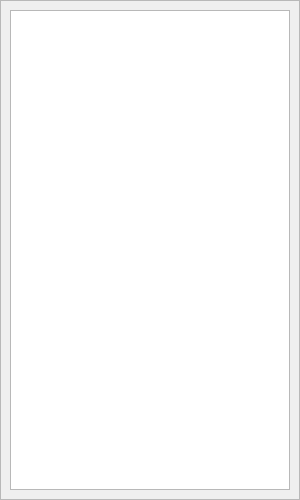
This is src/gui-qt/resources/resourcestreedock.ui in undisbeliever/untech-editor as Qt 5 draws it before an edit. The edited form follows.
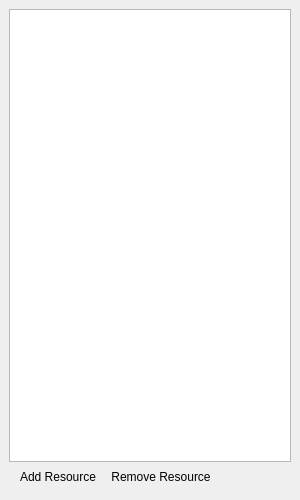
This is the edited form. Icons and pictures are not drawn.

Commit message: Add and Remove ResourceItems in the Resources GUI

Diff of the .ui file:
```diff
--- a/src/gui-qt/resources/resourcestreedock.ui
+++ b/src/gui-qt/resources/resourcestreedock.ui
@@ -18,56 +18,11 @@
   </property>
   <widget class="QWidget" name="dockWidgetContents">
    <layout class="QVBoxLayout" name="verticalLayout">
-    <property name="leftMargin">
+    <property name="spacing">
      <number>0</number>
     </property>
-    <property name="topMargin">
-     <number>0</number>
-    </property>
-    <property name="rightMargin">
-     <number>0</number>
-    </property>
-    <property name="bottomMargin">
-     <number>0</number>
-    </property>
-    <item>
-     <widget class="QScrollArea" name="scrollArea">
-      <property name="sizePolicy">
-       <sizepolicy hsizetype="MinimumExpanding" vsizetype="Expanding">
-        <horstretch>0</horstretch>
-        <verstretch>0</verstretch>
-       </sizepolicy>
-      </property>
-      <property name="horizontalScrollBarPolicy">
-       <enum>Qt::ScrollBarAlwaysOff</enum>
-      </property>
-      <property name="widgetResizable">
-       <bool>true</bool>
-      </property>
-      <widget class="QWidget" name="scrollAreaWidgetContents">
-       <property name="geometry">
-        <rect>
-         <x>0</x>
-         <y>0</y>
-         <width>298</width>
-         <height>479</height>
-        </rect>
-       </property>
-       <property name="minimumSize">
-        <size>
-         <width>149</width>
-         <height>0</height>
-        </size>
-       </property>
-       <layout class="QVBoxLayout" name="scrollLayout">
         <item>
          <widget class="QTreeView" name="resourcesTree">
-          <property name="sizePolicy">
-           <sizepolicy hsizetype="MinimumExpanding" vsizetype="MinimumExpanding">
-            <horstretch>0</horstretch>
-            <verstretch>0</verstretch>
-           </sizepolicy>
-          </property>
           <property name="minimumSize">
            <size>
             <width>0</width>
@@ -82,12 +37,50 @@
           </attribute>
          </widget>
         </item>
-       </layout>
-      </widget>
+    <item>
+     <widget class="QToolBar" name="resourceTreeButtons">
+      <property name="movable">
+       <bool>false</bool>
+      </property>
+      <property name="iconSize">
+       <size>
+        <width>16</width>
+        <height>16</height>
+       </size>
+      </property>
+      <property name="floatable">
+       <bool>false</bool>
+      </property>
+      <addaction name="addResourceAction"/>
+      <addaction name="removeResourceAction"/>
      </widget>
     </item>
    </layout>
   </widget>
+  <action name="removeResourceAction">
+   <property name="icon">
+    <iconset resource="../../../resources/metasprite.qrc">
+     <normaloff>:/icons/remove.svg</normaloff>:/icons/remove.svg</iconset>
+   </property>
+   <property name="text">
+    <string>Remove Resource</string>
+   </property>
+   <property name="toolTip">
+    <string>Remove Resource (cannot be undone)</string>
+   </property>
+  </action>
+  <action name="addResourceAction">
+   <property name="icon">
+    <iconset resource="../../../resources/metasprite.qrc">
+     <normaloff>:/icons/add.svg</normaloff>:/icons/add.svg</iconset>
+   </property>
+   <property name="text">
+    <string>Add Resource</string>
+   </property>
+   <property name="toolTip">
+    <string>Add Resource (cannot be undone)</string>
+   </property>
+  </action>
  </widget>
  <resources/>
  <connections/>
```
Left out of the diff: 4 changed lines with no effect on the pictures. Lines whose indentation alone changed are shown as unchanged. The commit also changes 13 other files.
